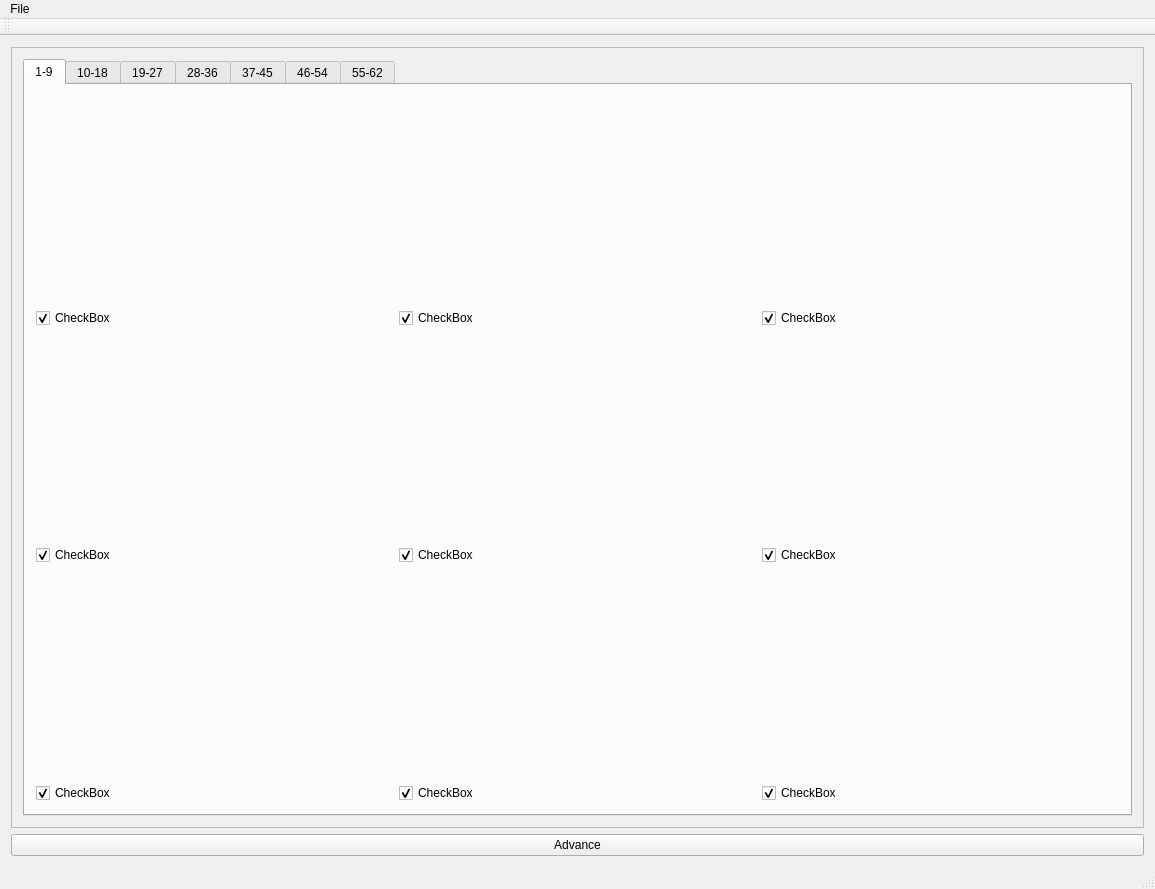
Before: the Qt Designer form MultiplotViewerTesttwo.ui in tboudreaux/PHY-2002, drawn with Qt 5.
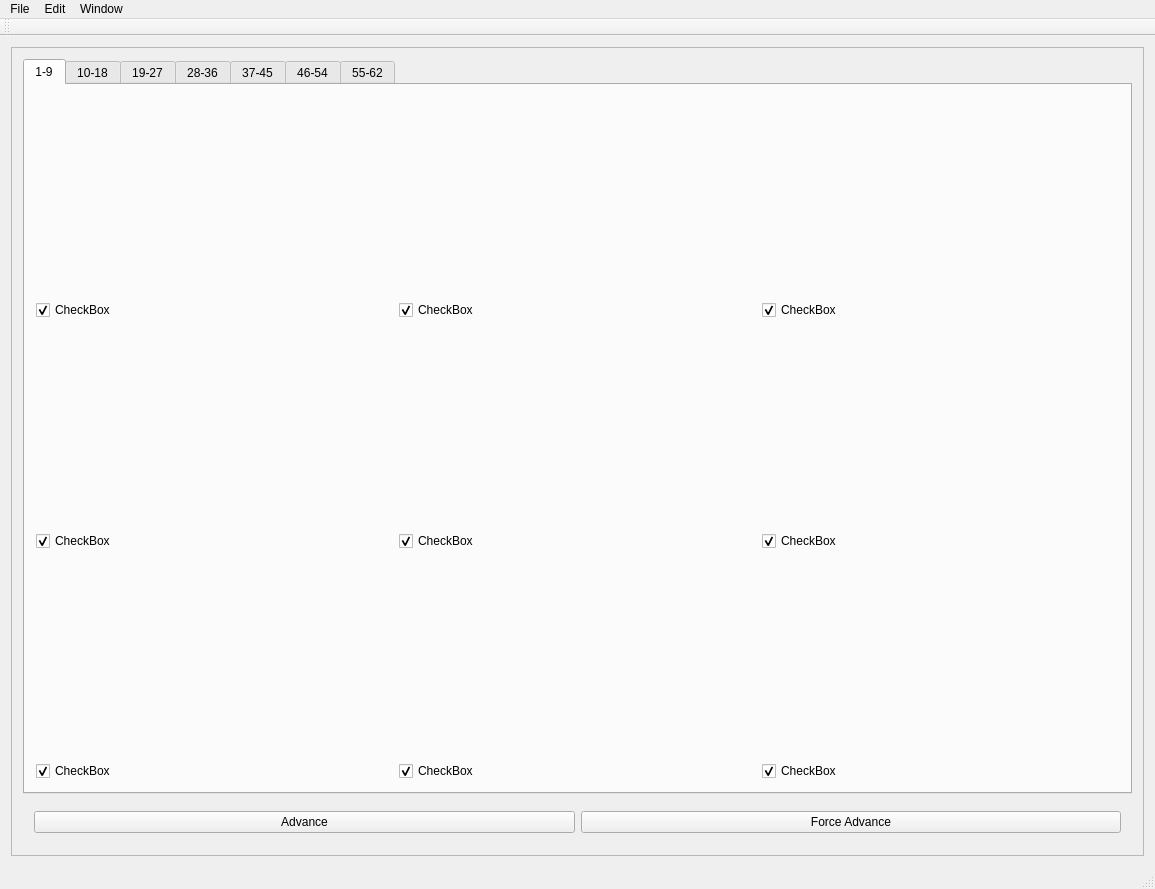
After: the same form once the commit is applied.

```diff
--- a/MultiplotViewerTesttwo.ui
+++ b/MultiplotViewerTesttwo.ui
@@ -886,16 +886,32 @@
          </widget>
         </widget>
        </item>
+       <item row="1" column="0">
+        <widget class="QWidget" name="widget" native="true">
+         <layout class="QGridLayout" name="gridLayout_10">
+          <item row="0" column="0">
+           <widget class="QPushButton" name="Advance">
+            <property name="text">
+             <string>Advance</string>
+            </property>
+           </widget>
+          </item>
+          <item row="0" column="1">
+           <widget class="QPushButton" name="ForceAdvance">
+            <property name="toolTip">
+             <string>Will Not fit any data but will rather enter the string 'UNABLE TO FIT' in the output file</string>
+            </property>
+            <property name="text">
+             <string>Force Advance</string>
+            </property>
+           </widget>
+          </item>
+         </layout>
+        </widget>
+       </item>
       </layout>
      </widget>
     </item>
-    <item row="1" column="1">
-     <widget class="QPushButton" name="Advance">
-      <property name="text">
-       <string>Advance</string>
-      </property>
-     </widget>
-    </item>
    </layout>
   </widget>
   <widget class="QMenuBar" name="menuBar">
@@ -904,7 +920,7 @@
      <x>0</x>
      <y>0</y>
      <width>1155</width>
-     <height>23</height>
+     <height>22</height>
     </rect>
    </property>
    <widget class="QMenu" name="menuVersuib_IObe">
@@ -912,8 +928,21 @@
      <string>File</string>
     </property>
     <addaction name="actionQuit"/>
+    <addaction name="actionSave_all_plots"/>
+   </widget>
+   <widget class="QMenu" name="menuEdit">
+    <property name="title">
+     <string>Edit</string>
+    </property>
+   </widget>
+   <widget class="QMenu" name="menuWindow">
+    <property name="title">
+     <string>Window</string>
+    </property>
    </widget>
    <addaction name="menuVersuib_IObe"/>
+   <addaction name="menuEdit"/>
+   <addaction name="menuWindow"/>
   </widget>
   <widget class="QToolBar" name="mainToolBar">
    <attribute name="toolBarArea">
```
Left out of the diff: 5 changed lines with no effect on the pictures.
